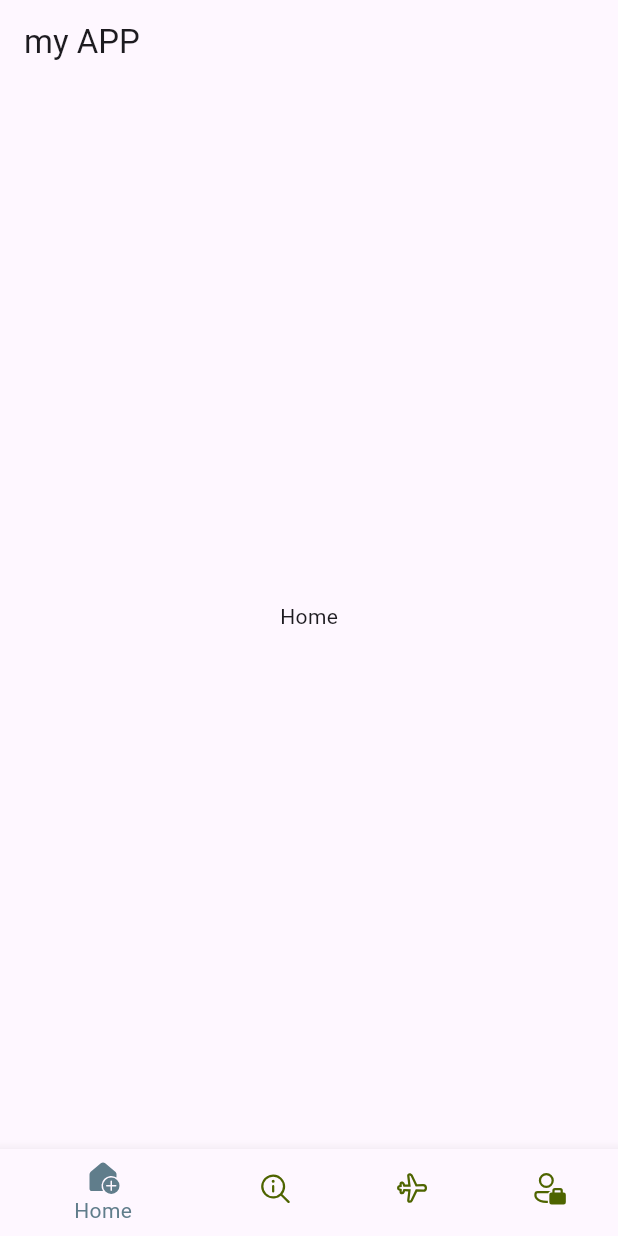
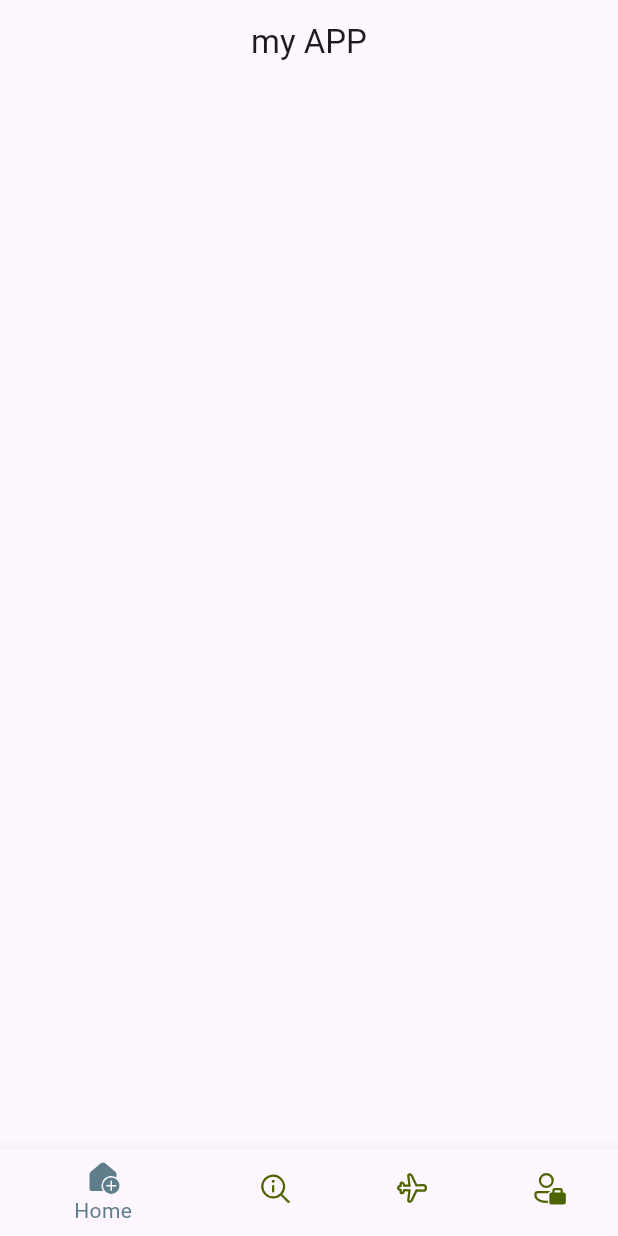
Before and after one commit to sarathchan/ticket_application, a Flutter app: the screen it shows after launch, on a phone screen of 412 x 824 dp. Run offline on Flutter 3.47's test engine with Material 3 defaults, Android fonts, the phone set to English and light mode, and no system bars; our stand-ins replace fluentui_icons.

Commit message:
Home sceen

```diff
--- /dev/null
+++ b/lib/Screens/Home_screen.dart
@@ -0,0 +1,17 @@
+import 'package:flutter/material.dart';
+
+class HomeScreen extends StatefulWidget {
+  const HomeScreen({super.key});
+
+  @override
+  State<HomeScreen> createState() => _HomeScreenState();
+}
+
+class _HomeScreenState extends State<HomeScreen> {
+  @override
+  Widget build(BuildContext context) {
+    return Scaffold(body: ListView(children: [Column(children: [
+        ],
+      )]));
+  }
+}
--- a/lib/bottom_navbar.dart
+++ b/lib/bottom_navbar.dart
@@ -1,5 +1,6 @@
 import 'package:fluentui_icons/fluentui_icons.dart';
 import 'package:flutter/material.dart';
+import 'package:ticket_application/Screens/Home_screen.dart';
 
 class BottomNavbar extends StatefulWidget {
   const BottomNavbar({super.key});
@@ -10,8 +11,8 @@ class BottomNavbar extends StatefulWidget {
 
 class _BottomNavbarState extends State<BottomNavbar> {
   final appScreens = [
-    const Center(child: Text("Home")),
-    const Center(child: Text("Search")),
+    const HomeScreen(),
+    const Center(child: Text("Searchhh")),
     const Center(child: Text("Tickets")),
     const Center(child: Text("Profile")),
   ];
@@ -20,13 +21,13 @@ class _BottomNavbarState extends State<BottomNavbar> {
     setState(() {
       _selectedIndex = index;
     });
-    // print('selcted index $_selectedIndex');
+    print('selcted index $_selectedIndex');
   }
 
   @override
   Widget build(BuildContext context) {
     return Scaffold(
-      appBar: AppBar(title: const Text("my APP")),
+      appBar: AppBar(title: const Center(child: Text("my APP"))),
       body: appScreens[_selectedIndex],
       bottomNavigationBar: BottomNavigationBar(
         currentIndex: _selectedIndex,
```
